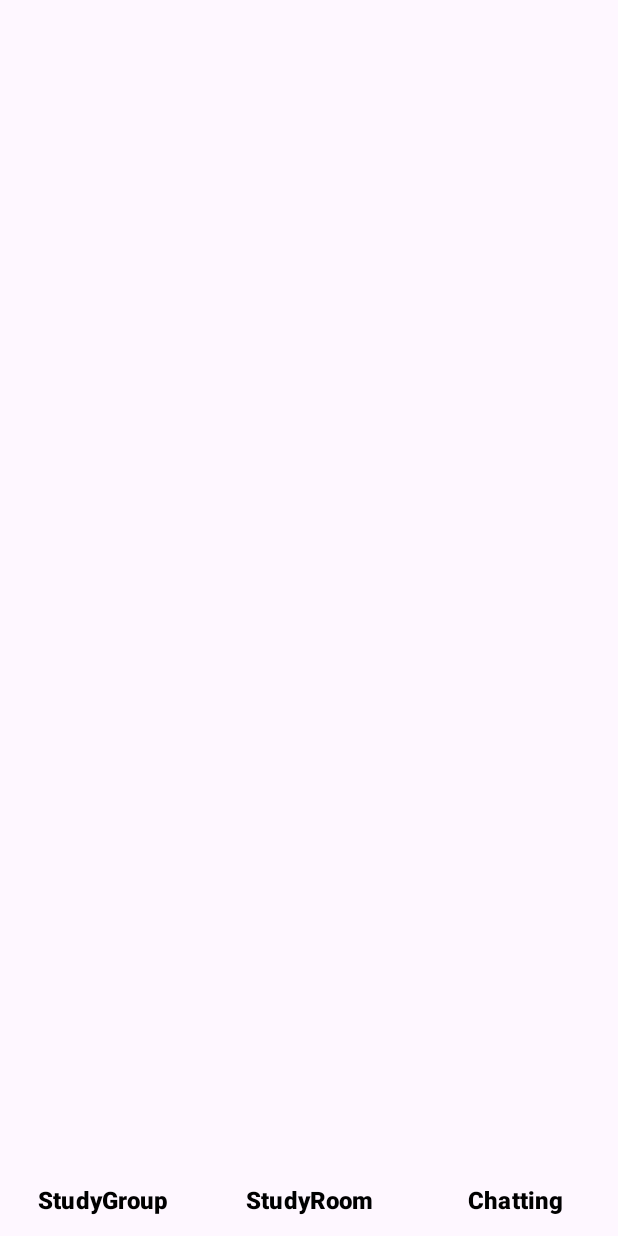
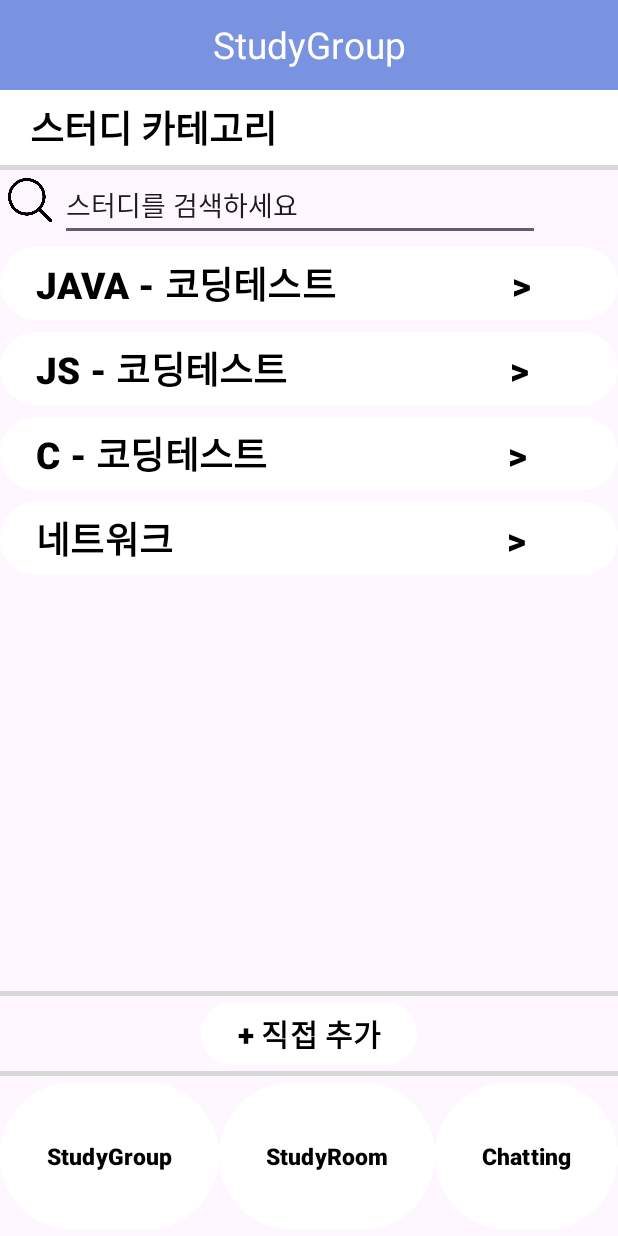
Before and after one commit to ImRian/23-2-Network-Socket-Chatting, an Android app: the screen it shows after launch (MainActivity before the commit, StudyCategoryActivity after it), after a tap on "StudyGroup", on a phone screen of 412 x 824 dp. Run offline under Robolectric (Android 15) with nearby library versions, the phone set to English and light mode, and no system bars.

Commit message:
dayoung
dada

```diff
--- a/app/src/main/AndroidManifest.xml
+++ b/app/src/main/AndroidManifest.xml
@@ -13,6 +13,9 @@
         android:theme="@style/Theme.StudyGroup"
         tools:targetApi="31">
         <activity
+            android:name=".StudyCategoryActivity"
+            android:exported="false" />
+        <activity
             android:name=".MainActivity"
             android:exported="true">
             <intent-filter>
@@ -21,12 +24,11 @@
                 <category android:name="android.intent.category.LAUNCHER" />
             </intent-filter>
         </activity>
-        <activity android:name=".Chatting"></activity>
-        <activity android:name=".StudyGroup"></activity>
-        <activity android:name=".StudyRoom"></activity>
-        <activity android:name=".LibrarianChatActivity"></activity>
-        <activity android:name=".StudyGroupChatActivity"></activity>
-
+        <activity android:name=".Chatting" />
+        <activity android:name=".StudyGroup" />
+        <activity android:name=".StudyRoom" />
+        <activity android:name=".LibrarianChatActivity" />
+        <activity android:name=".StudyGroupChatActivity" />
     </application>
 
 </manifest>
--- a/app/src/main/java/network/myapplication/MainActivity.java
+++ b/app/src/main/java/network/myapplication/MainActivity.java
@@ -23,7 +23,7 @@ public class MainActivity extends AppCompatActivity {
             @Override
             public void onClick(View v) {
 
-                Intent intent = new Intent(MainActivity.this, StudyGroup.class);
+                Intent intent = new Intent(MainActivity.this, StudyCategoryActivity.class);
                 startActivity(intent);
             }
         });
--- /dev/null
+++ b/app/src/main/java/network/myapplication/StudyCategoryActivity.java
@@ -0,0 +1,15 @@
+package network.myapplication;
+
+import androidx.appcompat.app.AppCompatActivity;
+
+import android.os.Bundle;
+import android.widget.Button;
+
+public class StudyCategoryActivity extends AppCompatActivity {
+
+    @Override
+    protected void onCreate(Bundle savedInstanceState) {
+        super.onCreate(savedInstanceState);
+        setContentView(R.layout.activity_study_category);
+    }
+}
--- a/app/src/main/res/layout/activity_main.xml
+++ b/app/src/main/res/layout/activity_main.xml
@@ -5,7 +5,6 @@
     android:layout_width="match_parent"
     android:layout_height="match_parent"
     tools:context=".MainActivity">
-
 
     <LinearLayout
         android:layout_width="match_parent"
@@ -22,7 +21,7 @@
             android:layout_weight="1"
             android:text="StudyGroup"
             android:textStyle="bold"
-            android:textSize="16sp"
+            android:textSize="6pt"
             android:textColor="#000000"
             android:background="#00FFFFFF"/>
 
@@ -34,7 +33,7 @@
             android:layout_weight="1"
             android:text="StudyRoom"
             android:textStyle="bold"
-            android:textSize="16sp"
+            android:textSize="6pt"
             android:textColor="#000000"
             android:background="#00FFFFFF"/>
 
@@ -45,7 +44,7 @@
             android:layout_weight="1"
             android:text="Chatting"
             android:textStyle="bold"
-            android:textSize="16sp"
+            android:textSize="6pt"
             android:textColor="#000000"
             android:background="#00FFFFFF"/>
 
--- /dev/null
+++ b/app/src/main/res/layout/activity_study_category.xml
@@ -0,0 +1,174 @@
+<?xml version="1.0" encoding="utf-8"?>
+<LinearLayout
+    xmlns:app="http://schemas.android.com/apk/res-auto"
+    xmlns:tools="http://schemas.android.com/tools"
+    xmlns:android="http://schemas.android.com/apk/res/android"
+    android:orientation="vertical"
+    android:layout_width="match_parent"
+    android:layout_height="match_parent"
+    tools:context=".StudyCategoryActivity">
+
+    <TextView
+        android:id="@+id/studyCategoryTitle"
+        android:layout_width="match_parent"
+        android:layout_height="60dp"
+        android:background="#7993E1"
+        android:gravity="center"
+        android:text="StudyGroup"
+        android:textColor="#FFFFFF"
+        android:textSize="11pt" />
+
+    <TextView
+        android:id="@+id/studyCategorySubTitle"
+        android:layout_width="match_parent"
+        android:layout_height="50dp"
+        android:background="#FFFFFF"
+        android:gravity="center_vertical"
+        android:text="스터디 카테고리"
+        android:textColor="#000000"
+        android:textStyle="bold"
+        android:textSize="11pt"
+        android:paddingLeft="20dp"/>
+
+    <View
+        android:layout_width="match_parent"
+        android:layout_height="3dp"
+        android:background="#D8D8D8" />
+
+    <LinearLayout
+        android:layout_width="match_parent"
+        android:layout_height="wrap_content"
+        android:orientation="horizontal">
+
+        <ImageView
+            android:id="@+id/imageView2"
+            android:layout_width="40dp"
+            android:layout_height="40dp"
+            android:padding="5dp"
+            android:src="@drawable/search" />
+
+        <EditText
+            android:id="@+id/findStudyBTN"
+            android:layout_width="wrap_content"
+            android:layout_height="wrap_content"
+            android:ems="15"
+            android:inputType="text"
+            android:text="스터디를 검색하세요" />
+
+
+    </LinearLayout>
+
+    <LinearLayout
+        android:layout_width="match_parent"
+        android:layout_height="500dp"
+        android:orientation="vertical">
+
+        <Button
+            android:id="@+id/javaStudyBtn"
+            android:layout_width="match_parent"
+            android:layout_height="wrap_content"
+            android:backgroundTint="#FFFFFF"
+            android:gravity="left"
+            android:text="JAVA - 코딩테스트                   >"
+            android:textColor="#000000"
+            android:textSize="11pt"
+            android:textStyle="bold" />
+
+        <Button
+            android:id="@+id/jsStudyBtn"
+            android:layout_width="match_parent"
+            android:layout_height="wrap_content"
+            android:backgroundTint="#FFFFFF"
+            android:gravity="left"
+            android:text="JS - 코딩테스트                        >"
+            android:textColor="#000000"
+            android:textSize="11pt"
+            android:textStyle="bold" />
+
+        <Button
+            android:id="@+id/cStudyBtn"
+            android:layout_width="match_parent"
+            android:layout_height="wrap_content"
+            android:backgroundTint="#FFFFFF"
+            android:gravity="left"
+            android:text="C - 코딩테스트                          >"
+            android:textColor="#000000"
+            android:textSize="11pt"
+            android:textStyle="bold" />
+
+        <Button
+            android:id="@+id/networkStudyBtn"
+            android:layout_width="match_parent"
+            android:layout_height="wrap_content"
+            android:backgroundTint="#FFFFFF"
+            android:gravity="left"
+            android:text="네트워크                                    >"
+            android:textColor="#000000"
+            android:textSize="11pt"
+            android:textStyle="bold" />
+
+    </LinearLayout>
+
+    <View
+        android:layout_width="match_parent"
+        android:layout_height="3dp"
+        android:background="#D8D8D8" />
+
+    <Button
+        android:id="@+id/addCategoryBtn"
+        android:layout_width="wrap_content"
+        android:layout_height="wrap_content"
+        android:backgroundTint="#FFFFFF"
+        android:layout_gravity="center"
+        android:text="+ 직접 추가"
+        android:textColor="#000000"
+        android:textStyle="bold"
+        android:textSize="9pt"/>
+
+    <View
+        android:layout_width="match_parent"
+        android:layout_height="3dp"
+        android:background="#D8D8D8" />
+
+    <LinearLayout
+        android:layout_width="match_parent"
+        android:layout_height="match_parent"
+        android:orientation="horizontal" >
+
+        <Button
+            android:id="@+id/studyGroupBTN"
+            android:layout_width="wrap_content"
+            android:layout_height="match_parent"
+            android:layout_weight="1"
+            android:backgroundTint="#FFFFFF"
+            android:text="StudyGroup"
+            android:textStyle="bold"
+            android:textColor="#000000"
+            android:textSize="7pt"/>
+
+        <Button
+            android:id="@+id/studyRoomBTN"
+            android:layout_width="wrap_content"
+            android:layout_height="match_parent"
+            android:layout_weight="1"
+            android:backgroundTint="#FFFFFF"
+            android:text="StudyRoom"
+            android:textStyle="bold"
+            android:textColor="#000000"
+            android:textSize="7pt"/>
+
+        <Button
+            android:id="@+id/chattingBTN"
+            android:layout_width="wrap_content"
+            android:layout_height="match_parent"
+            android:layout_weight="1"
+            android:backgroundTint="#FFFFFF"
+            android:text="Chatting"
+            android:textStyle="bold"
+            android:textColor="#000000"
+            android:textSize="7pt"/>
+
+    </LinearLayout>
+
+
+</LinearLayout>
```
Also changed, not shown: app/src/main/res/drawable/search.png (added).
